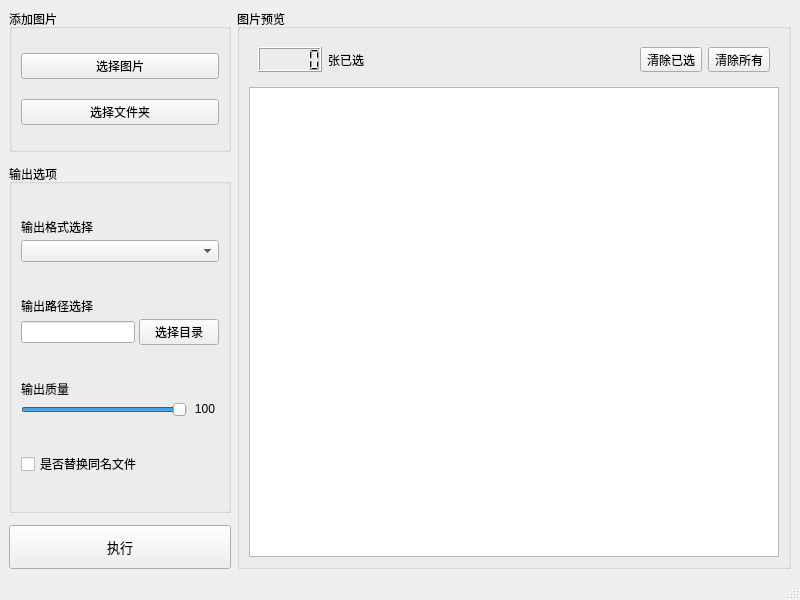
First picture: the form in main.ui, repository Gxstar/image_convert_qt, before the edit.
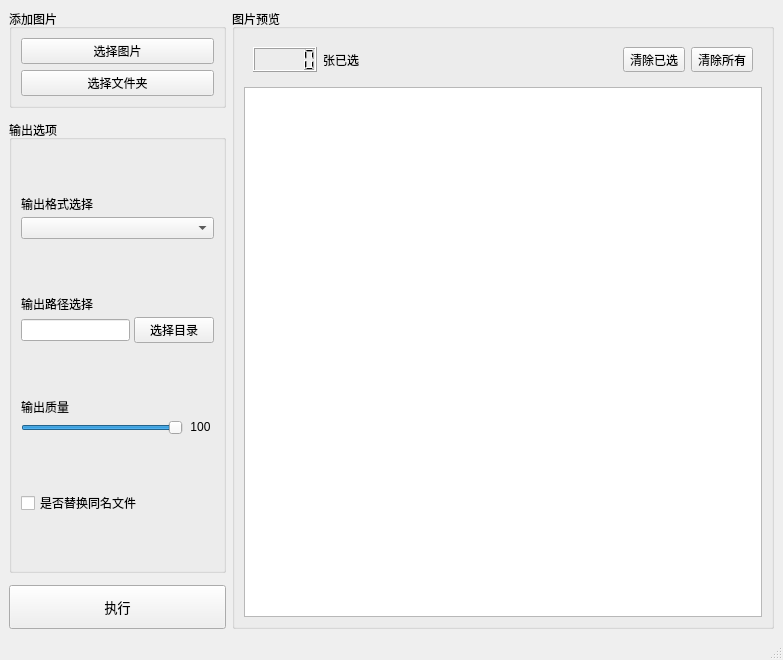
Second picture: the form after the edit. Icons and pictures are not drawn.

Commit message:
refactor(UI): 调整主窗口尺寸并移除多余间距组件
移除输入框中的垂直间距组件并调整主窗口和菜单栏的尺寸，使界面布局更加紧凑合理

```diff
--- a/main.ui
+++ b/main.ui
@@ -6,8 +6,8 @@
    <rect>
     <x>0</x>
     <y>0</y>
-    <width>800</width>
-    <height>600</height>
+    <width>783</width>
+    <height>660</height>
    </rect>
   </property>
   <property name="windowTitle">
@@ -32,19 +32,6 @@
          <property name="spacing">
           <number>6</number>
          </property>
-         <item>
-          <spacer name="verticalSpacer_5">
-           <property name="orientation">
-            <enum>Qt::Orientation::Vertical</enum>
-           </property>
-           <property name="sizeHint" stdset="0">
-            <size>
-             <width>20</width>
-             <height>40</height>
-            </size>
-           </property>
-          </spacer>
-         </item>
          <item>
           <widget class="QPushButton" name="addImages">
            <property name="text">
@@ -52,19 +39,6 @@
            </property>
           </widget>
          </item>
-         <item>
-          <spacer name="verticalSpacer_6">
-           <property name="orientation">
-            <enum>Qt::Orientation::Vertical</enum>
-           </property>
-           <property name="sizeHint" stdset="0">
-            <size>
-             <width>20</width>
-             <height>40</height>
-            </size>
-           </property>
-          </spacer>
-         </item>
          <item>
           <widget class="QPushButton" name="addDirs">
            <property name="text">
@@ -72,19 +46,6 @@
            </property>
           </widget>
          </item>
-         <item>
-          <spacer name="verticalSpacer_4">
-           <property name="orientation">
-            <enum>Qt::Orientation::Vertical</enum>
-           </property>
-           <property name="sizeHint" stdset="0">
-            <size>
-             <width>20</width>
-             <height>40</height>
-            </size>
-           </property>
-          </spacer>
-         </item>
         </layout>
        </widget>
       </item>
```
Left out of the diff: 4 changed lines with no effect on the pictures. The commit also changes 1 other file.
